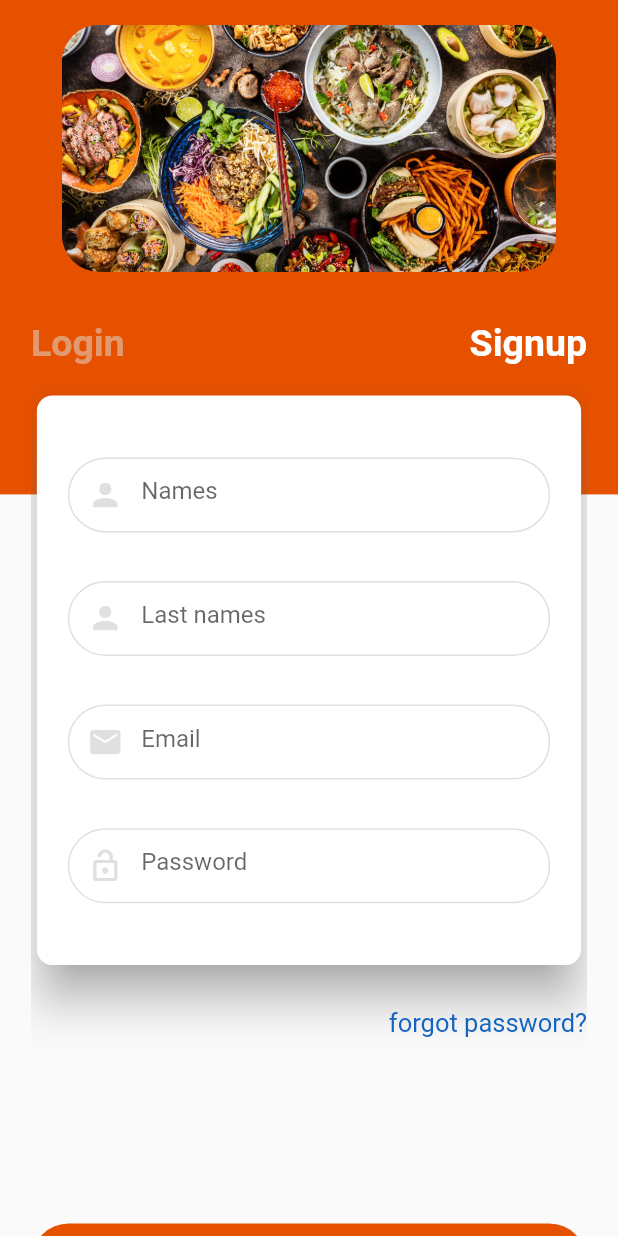
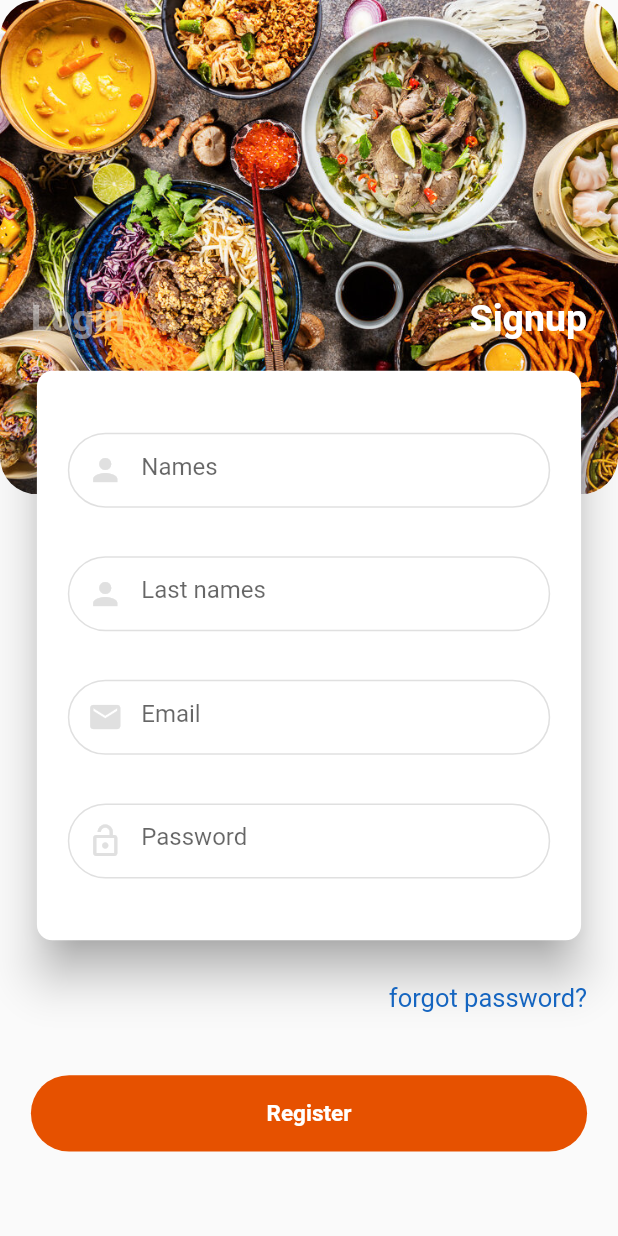
Before and after one commit to estarly07/Dig-in, a Flutter app: the screen it shows after launch, after a tap on "Signup", on a phone screen of 412 x 824 dp. Run offline on Flutter 3.47's test engine with Material 2 defaults, Android fonts, the phone set to English and light mode, and no system bars; our stand-ins replace bloc, dio, firebase_auth, firebase_core, flutter_bloc, get_it; accounts and stored records are empty; network calls fail.

Commit message:
CREATION
- Creation of use case to log in by email and password
- Creation of LoginServiceFirebase to handle the login and registration services
- Creation of login repository

```diff
--- a/dig_in/lib/di/blocs_moduler.dart
+++ b/dig_in/lib/di/blocs_moduler.dart
@@ -4,6 +4,7 @@ import 'package:dig_in/presentation/food/blocs/food/food_bloc.dart';
 import 'package:dig_in/presentation/home/blocs/home_categories_bloc/home_categories_bloc.dart';
 import 'package:dig_in/presentation/home/blocs/most_popular_foods/most_popular_foods_bloc.dart';
 import 'package:dig_in/presentation/home/blocs/most_popular_restaurants/most_popular_restaurants_bloc.dart';
+import 'package:dig_in/presentation/login/blocs/bloc/login_bloc.dart';
 import 'package:get_it/get_it.dart';
 
 void init(GetIt getIt){
@@ -12,4 +13,5 @@ void init(GetIt getIt){
   getIt.registerFactory(() => MostPopularRestaurantsBloc(getIt()));
   getIt.registerFactory(() => FoodBloc());
   getIt.registerFactory(() => CommentsBloc(getIt()));
+  getIt.registerFactory(() => LoginBloc(getIt()));
 }
--- a/dig_in/lib/di/repositories_module.dart
+++ b/dig_in/lib/di/repositories_module.dart
@@ -1,9 +1,11 @@
 
 import 'package:dig_in/data/repositories/category_repository.dart';
 import 'package:dig_in/data/repositories/food_repository.dart';
+import 'package:dig_in/data/repositories/login_repository.dart';
 import 'package:dig_in/data/repositories/restaurant_repository.dart';
 import 'package:dig_in/domain/categories/category_repository.dart';
 import 'package:dig_in/domain/food/food_reposiroty.dart';
+import 'package:dig_in/domain/login/login_repository.dart';
 import 'package:dig_in/domain/restaurants/restaurant_repository.dart';
 import 'package:get_it/get_it.dart';
 
@@ -11,4 +13,5 @@ void init(GetIt getIt){
   getIt.registerLazySingleton<CategoryRepository>(() => CategoryRepositoryImpl(getIt()), );
   getIt.registerLazySingleton<FoodRepository>(() => FoodRepositoryImpl(getIt()), );
   getIt.registerLazySingleton<RestaurantRepository>(() => RestaurantRepositoryImpl(getIt()), );
+  getIt.registerLazySingleton<LoginRepository>(( )=> LoginRepositoryImpl(getIt()));
 }
--- a/dig_in/lib/di/services_module.dart
+++ b/dig_in/lib/di/services_module.dart
@@ -1,3 +1,4 @@
+import 'package:dig_in/data/api/firebase/login_service_firebase.dart';
 import 'package:dig_in/data/api/services/CategoryService.dart';
 import 'package:dig_in/data/api/services/food_service.dart';
 import 'package:dig_in/data/api/services/restaurants_service.dart';
@@ -7,4 +8,5 @@ void init(GetIt getIt){
   getIt.registerFactory(() => CategoryService());
   getIt.registerFactory(() => FoodService());
   getIt.registerFactory(() => RestaurantsService());
+  getIt.registerFactory(() => LoginServiceFirebase());
 }
--- a/dig_in/lib/di/use_case_module.dart
+++ b/dig_in/lib/di/use_case_module.dart
@@ -1,6 +1,7 @@
 import 'package:dig_in/domain/categories/get_categories_use_case.dart';
 import 'package:dig_in/domain/food/get_comments_foods_use_case.dart';
 import 'package:dig_in/domain/food/get_most_popular_foods_use_case.dart';
+import 'package:dig_in/domain/login/login_by_email_password_user_case.dart';
 import 'package:dig_in/domain/restaurants/get_most_popular_restaurants_use_case.dart';
 import 'package:get_it/get_it.dart';
 
@@ -9,4 +10,5 @@ void init(GetIt getIt){
   getIt.registerFactory(() => GetMostPopularFoodsUseCase(getIt()));
   getIt.registerFactory(() => GetMostPopularRestaurantsUseCase(getIt()));
   getIt.registerFactory(() => GetCommentsFoodUseCase(getIt()));
+  getIt.registerFactory(() => LoginByEmailAndPasswordUseCase(getIt()));
 }
--- /dev/null
+++ b/dig_in/lib/domain/login/login_repository.dart
@@ -0,0 +1,5 @@
+import 'package:dig_in/base/base_result_repository.dart';
+
+abstract class LoginRepository {
+  Future<BaseResultRepository> loginByEmailAndPassword(String email,String password);
+}
--- a/dig_in/lib/presentation/global/widgets/custom_button.dart
+++ b/dig_in/lib/presentation/global/widgets/custom_button.dart
@@ -6,26 +6,31 @@ class CustomButton extends StatelessWidget {
   final Color textColor;
   final Function onTap;
   final String text;
+  final bool wait;
 
   const CustomButton(
     {Key? key,
     required this.color,
     required this.textColor,
     required this.onTap,
-    required this.text
+    required this.text,
+    this.wait = false
   }) : super(key: key);
 
   @override
   Widget build(BuildContext context) {
     final size = MediaQuery.of(context).size;
-    return InkWell(
+    return wait?
+      Center(child: CircularProgressIndicator(color:Colors.orange.shade900)):
+      InkWell(
+        onTap: () => onTap(),
         child: Container(
           padding: EdgeInsets.symmetric(vertical: size.height * 0.02,horizontal: size.width * 0.1),
           decoration: BoxDecoration(
             color: color,
             borderRadius: BorderRadius.circular(size.height)
           ),
-        child: CustomText(text: text, textColor: textColor, fontSize: 15),
+          child: Center(child: CustomText(text: text, textColor: textColor, fontSize: 15,withBold: true,)),
         )
       );
   }
--- /dev/null
+++ b/dig_in/lib/presentation/login/blocs/bloc/login_event.dart
@@ -0,0 +1,18 @@
+part of 'login_bloc.dart';
+
+@immutable
+abstract class LoginEvent {}
+class LoginByEmailAndPasswordEvent extends LoginEvent{
+  final String email;
+  final String password;
+  LoginByEmailAndPasswordEvent(this.email, this.password);
+}
+class RegisterUserEvent extends LoginEvent {
+  final String email;
+  final String password;
+  final String name;
+  final String lastname;
+
+  RegisterUserEvent(this.email, this.password, this.name, this.lastname);
+
+}
--- /dev/null
+++ b/dig_in/lib/presentation/login/blocs/bloc/login_state.dart
@@ -0,0 +1,19 @@
+part of 'login_bloc.dart';
+
+@immutable
+abstract class LoginState {
+  LoginState();
+
+  factory LoginState.initial() => LoginInitial();
+  factory LoginState.loading() => LoadingState();
+  factory LoginState.loaded () => LoadedState();
+  factory LoginState.error  () => ErrorState();
+  factory LoginState.errorApi () => ErrorApiState();
+
+}
+
+class LoginInitial extends LoginState {}
+class LoadingState extends LoginState {}
+class LoadedState  extends LoginState {}
+class ErrorState   extends LoginState {}
+class ErrorApiState   extends LoginState {}
--- a/dig_in/lib/presentation/login/ui/screen/login_screen.dart
+++ b/dig_in/lib/presentation/login/ui/screen/login_screen.dart
@@ -1,9 +1,10 @@
 import 'package:dig_in/presentation/global/widgets/global_widgets.dart';
+import 'package:dig_in/presentation/login/blocs/bloc/login_bloc.dart';
 import 'package:dig_in/presentation/login/ui/widgets/login_widgets.dart';
 import 'package:flutter/material.dart';
+import 'package:flutter_bloc/flutter_bloc.dart';
 
 class LoginScreen extends StatefulWidget {
-
   const LoginScreen({Key? key}) : super(key: key);
 
   @override
@@ -12,6 +13,8 @@ class LoginScreen extends StatefulWidget {
 
 class _LoginScreenState extends State<LoginScreen> {
   bool showLogin = true;
+  final TextEditingController _controllerEmail = TextEditingController();
+  final TextEditingController _controllerPassword = TextEditingController();
 
   @override
   Widget build(BuildContext context) {
@@ -23,21 +26,13 @@ class _LoginScreenState extends State<LoginScreen> {
           SafeArea(
             child: Padding(
               padding: EdgeInsets.symmetric(horizontal: size.width * 0.05),
-              child: ListView(
+              child: BlocBuilder<LoginBloc, LoginState>(
+                builder: (context, state) {
+                  return ListView(
                     children: [
-                  SizedBox(height: size.height * 0.02,),
-                  Padding(
-                    padding: EdgeInsets.symmetric(horizontal:size.width * 0.05),
-                    child: ClipRRect(
-                      borderRadius: BorderRadius.circular(25),
-                      child: Image.asset(
-                        "assets/images/food.jpg",
-                        fit: BoxFit.cover,
-                        height: size.height * 0.2,
+                      SizedBox(
+                        height: size.height * 0.24,
                       ),
-                    ),
-                  ),
-                  SizedBox(height: size.height * 0.04,),
                       Row(
                         mainAxisAlignment: MainAxisAlignment.spaceBetween,
                         children: [
@@ -47,7 +42,9 @@ class _LoginScreenState extends State<LoginScreen> {
                             }),
                             child: CustomText(
                               text: "Login",
-                          textColor: showLogin? Colors.white : Colors.grey.shade300.withOpacity(0.5),
+                              textColor: showLogin
+                                  ? Colors.white
+                                  : Colors.grey.shade300.withOpacity(0.5),
                               fontSize: 25,
                               withBold: true,
                             ),
@@ -58,29 +55,35 @@ class _LoginScreenState extends State<LoginScreen> {
                             }),
                             child: CustomText(
                               text: "Signup",
-                          textColor:showLogin? Colors.grey.shade300.withOpacity(0.5) : Colors.white,
+                              textColor: showLogin
+                                  ? Colors.grey.shade300.withOpacity(0.5)
+                                  : Colors.white,
                               fontSize: 25,
                               withBold: !showLogin,
                             ),
                           ),
                         ],
                       ),
-                  SizedBox(height: size.height * 0.02,),
-                  showLogin?
-                    LoginProvider(
-                      controllerEmail: TextEditingController(),
-                      controllerPass: TextEditingController(),
+                      SizedBox(
+                        height: size.height * 0.02,
+                      ),
+                      showLogin
+                          ? LoginProvider(
+                              controllerEmail: _controllerEmail,
+                              controllerPass: _controllerPassword,
                               showPassword: false,
                               size: size,
-                      child:const Login()) :
-                    RegisterProvider(
+                              child: const Login())
+                          : RegisterProvider(
                               controllerEmail: TextEditingController(),
                               controllerPass: TextEditingController(),
                               controllerLastname: TextEditingController(),
                               controllerName: TextEditingController(),
                               size: size,
-                      child:const Register()),
-                  SizedBox(height: size.height * 0.03,),
+                              child: const Register()),
+                      SizedBox(
+                        height: size.height * 0.03,
+                      ),
                       Align(
                         alignment: Alignment.centerRight,
                         child: CustomText(
@@ -89,14 +92,24 @@ class _LoginScreenState extends State<LoginScreen> {
                           fontSize: 17,
                         ),
                       ),
-                  SizedBox(height: size.height * 0.15,),
+                      SizedBox(
+                        height: showLogin? size.height * 0.15 : size.height * 0.05,
+                      ),
                       CustomButton(
                         color: Colors.orange.shade900,
-                    onTap: (){},
-                    text: "Login",
+                        onTap: () {
+                          context.read<LoginBloc>().add(
+                              LoginByEmailAndPasswordEvent(
+                                  _controllerEmail.text.trim(),
+                                  _controllerPassword.text.trim()));
+                        },
+                        wait: state is LoadingState,
+                        text: showLogin? "Login" :"Register",
                         textColor: Colors.white,
                       )
                     ],
+                  );
+                },
               ),
             ),
           )
@@ -118,37 +131,43 @@ class _Background extends StatelessWidget {
   Widget build(BuildContext context) {
     return Column(
       children: [
-        Container(
+        ClipRRect(
+          borderRadius: BorderRadius.circular(25),
+          child: Image.asset(
+            "assets/images/food.jpg",
+            fit: BoxFit.cover,
             height: size.height * 0.4,
-          color: Colors.orange.shade900,
-        )
+          ),
+        ),
       ],
     );
   }
 }
+
 class LoginProvider extends InheritedWidget {
   final TextEditingController controllerEmail;
   final TextEditingController controllerPass;
   final bool showPassword;
   final Size size;
 
-  LoginProvider({
-    required this.controllerEmail,
+  LoginProvider(
+      {required this.controllerEmail,
       required this.controllerPass,
       required this.size,
       this.showPassword = false,
       required Widget child,
-    Key? key
-  }) : super(child: child,key: key);
+      Key? key})
+      : super(child: child, key: key);
 
   @override
   bool updateShouldNotify(LoginProvider oldWidget) {
     return true;
   }
-  static LoginProvider of(BuildContext context)
-    => context.dependOnInheritedWidgetOfExactType<LoginProvider>()!;
 
+  static LoginProvider of(BuildContext context) =>
+      context.dependOnInheritedWidgetOfExactType<LoginProvider>()!;
 }
+
 class RegisterProvider extends InheritedWidget {
   final TextEditingController controllerEmail;
   final TextEditingController controllerPass;
@@ -157,22 +176,22 @@ class RegisterProvider extends InheritedWidget {
   final bool showPassword;
   final Size size;
 
-  RegisterProvider({
-    required this.controllerEmail,
+  RegisterProvider(
+      {required this.controllerEmail,
       required this.controllerPass,
       required this.controllerName,
       required this.controllerLastname,
       required this.size,
       this.showPassword = false,
       required Widget child,
-    Key? key
-  }) : super(child: child,key: key);
+      Key? key})
+      : super(child: child, key: key);
 
   @override
   bool updateShouldNotify(RegisterProvider oldWidget) {
     return true;
   }
-  static RegisterProvider of(BuildContext context)
-    => context.dependOnInheritedWidgetOfExactType<RegisterProvider>()!;
 
+  static RegisterProvider of(BuildContext context) =>
+      context.dependOnInheritedWidgetOfExactType<RegisterProvider>()!;
 }
--- a/dig_in/lib/presentation/main/MyApp.dart
+++ b/dig_in/lib/presentation/main/MyApp.dart
@@ -4,6 +4,7 @@ import 'package:dig_in/presentation/food/blocs/food/food_bloc.dart';
 import 'package:dig_in/presentation/home/blocs/home_categories_bloc/home_categories_bloc.dart';
 import 'package:dig_in/presentation/home/blocs/most_popular_foods/most_popular_foods_bloc.dart';
 import 'package:dig_in/presentation/home/blocs/most_popular_restaurants/most_popular_restaurants_bloc.dart';
+import 'package:dig_in/presentation/login/blocs/bloc/login_bloc.dart';
 import 'package:dig_in/presentation/routes.dart';
 import 'package:flutter/material.dart';
 import 'package:flutter_bloc/flutter_bloc.dart';
@@ -19,7 +20,8 @@ class MyApp extends StatelessWidget {
         BlocProvider(create: (context) => getIt<MostPopularFoodsBloc>(),),
         BlocProvider(create: (context) => getIt<MostPopularRestaurantsBloc>(),),
         BlocProvider(create: (context) => getIt<FoodBloc>()),
-        BlocProvider(create: (context) => getIt<CommentsBloc>())
+        BlocProvider(create: (context) => getIt<CommentsBloc>()),
+        BlocProvider(create: (context) => getIt<LoginBloc>()),
       ],
       child: MaterialApp(
         routes: routes(),
--- a/dig_in/lib/presentation/main/main_client.dart
+++ b/dig_in/lib/presentation/main/main_client.dart
@@ -1,11 +1,14 @@
 import 'package:dig_in/di/di.dart' as di;
 import 'package:dig_in/presentation/main/MyApp.dart';
+import 'package:firebase_core/firebase_core.dart';
 import 'package:flutter/material.dart';
 
 import 'flavors.dart';
 
-void main() {
+void main() async {
   F.appFlavor = Flavor.CLIENT;//init flavor client
+  WidgetsFlutterBinding.ensureInitialized();
+  await Firebase.initializeApp();
   di.init();//init dependencies
   runApp(const MyApp());
 }
--- a/dig_in/lib/presentation/main/main_owner.dart
+++ b/dig_in/lib/presentation/main/main_owner.dart
@@ -1,11 +1,14 @@
 import 'package:dig_in/di/di.dart' as di;
 import 'package:dig_in/presentation/main/MyApp.dart';
+import 'package:firebase_core/firebase_core.dart';
 import 'package:flutter/material.dart';
 
 import 'flavors.dart';
 
-void main() {
+void main() async {
   F.appFlavor = Flavor.OWNER; //init flavor owner
+  WidgetsFlutterBinding.ensureInitialized();
+  await Firebase.initializeApp();
   di.init(); //init dependencies
   runApp(const MyApp());
 }
```
Also changed, not shown: dig_in/lib/data/api/firebase/login_service_firebase.dart (added, +18 -0 lines), dig_in/lib/data/repositories/login_repository.dart (added, +25 -0 lines), dig_in/lib/domain/login/login_by_email_password_user_case.dart (added, +27 -0 lines), dig_in/lib/presentation/login/blocs/bloc/login_bloc.dart (added, +47 -0 lines), dig_in/pubspec.yaml (+4 -6 lines), dig_in/pubspec.lock, 4 other files. Lines whose indentation alone changed are shown as unchanged.
